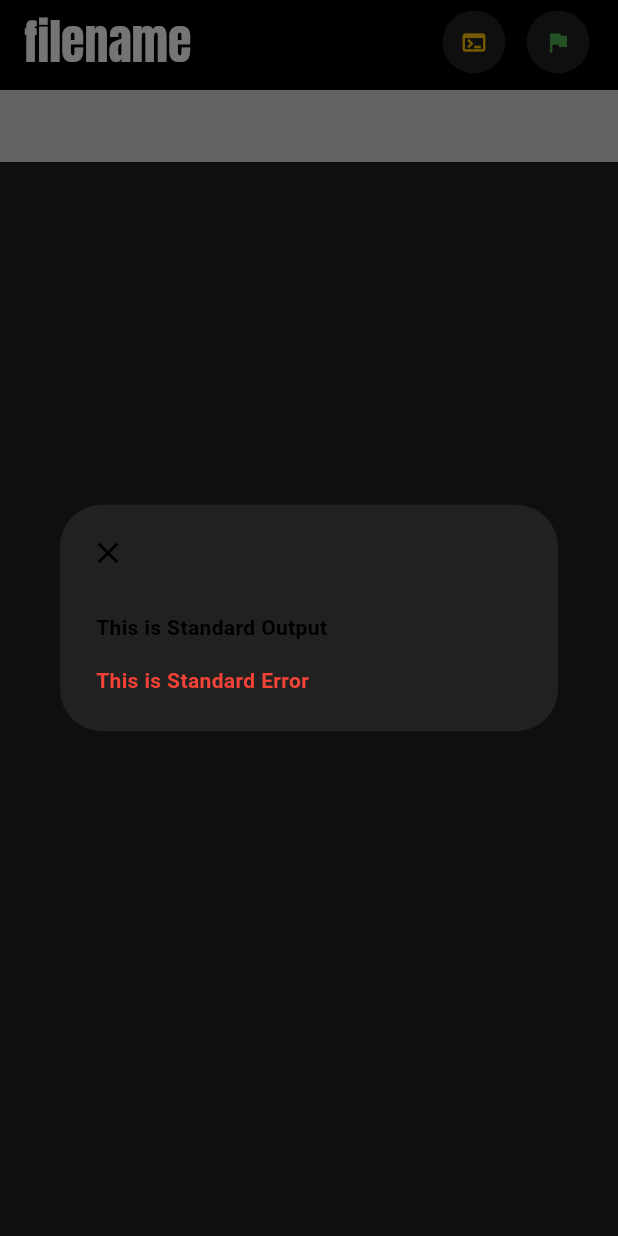
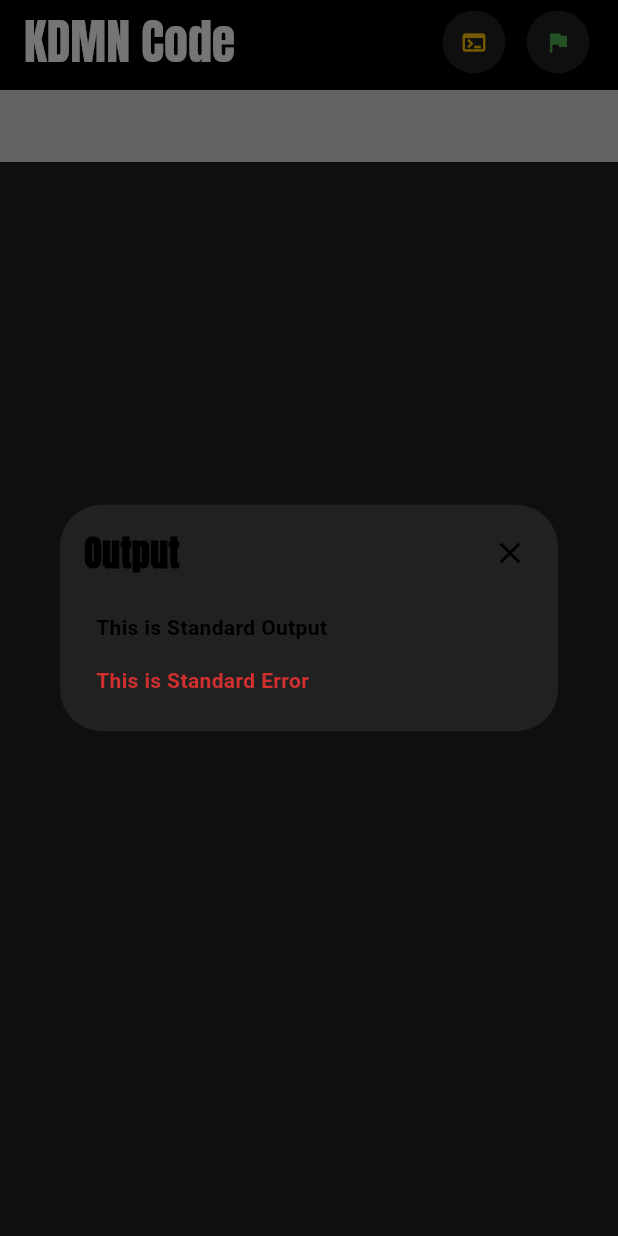
Before and after one commit to Itsuki54/saitamaICT, a Flutter app: the TextEditor screen opened directly, after a tap on the "terminal" icon, on a phone screen of 412 x 824 dp. Run offline on Flutter 3.47's test engine with Material 3 defaults, Android fonts, the light colour scheme and no system bars; our stand-ins replace flutter_highlight, google_fonts; missing offline and left inert: flutter_code_editor, highlight.

Commit message:
add: simplize

```diff
--- a/flutter/lib/app.dart
+++ b/flutter/lib/app.dart
@@ -1,6 +1,5 @@
 import 'package:flutter/material.dart';
 // Pages
-import 'package:KUDAMONOCode/pages/editor.dart';
 import 'package:KUDAMONOCode/pages/home.dart';
 
 class MyApp extends StatelessWidget {
@@ -26,7 +25,6 @@ class MyApp extends StatelessWidget {
         ),
         useMaterial3: true,
       ),
-      //home: const TextEditor(),
       home: const Home(),
       //home: const Settings(),
     );
--- a/flutter/lib/components/editor_appbar.dart
+++ b/flutter/lib/components/editor_appbar.dart
@@ -30,7 +30,7 @@ class EditorAppBarState extends State<EditorAppBar> {
     return AppBar(
       automaticallyImplyLeading: false,
       title: Row(crossAxisAlignment: CrossAxisAlignment.center, children: [
-        Text("filename",
+        Text("KDMN Code",
             style: GoogleFonts.anton(
                 fontSize: 32, color: Theme.of(context).colorScheme.onPrimary)),
         const Expanded(child: SizedBox()),
--- a/flutter/lib/components/output_dialog.dart
+++ b/flutter/lib/components/output_dialog.dart
@@ -1,4 +1,5 @@
 import 'package:flutter/material.dart';
+import 'package:google_fonts/google_fonts.dart';
 
 class OutputDialog extends StatelessWidget {
   const OutputDialog({
@@ -19,7 +20,14 @@ class OutputDialog extends StatelessWidget {
                 mainAxisSize: MainAxisSize.min,
                 mainAxisAlignment: MainAxisAlignment.center,
                 children: <Widget>[
-                  const Row(children: [CloseButton()]),
+                  Row(children: [
+                    const SizedBox(width: 8),
+                    Text("Output",
+                        style: GoogleFonts.anton(
+                            fontSize: 24, fontWeight: FontWeight.bold)),
+                    const Expanded(child: SizedBox()),
+                    const CloseButton(),
+                  ]),
                   Padding(
                       padding: const EdgeInsets.all(8.0),
                       child: Column(children: [
@@ -35,9 +43,9 @@ class OutputDialog extends StatelessWidget {
                               const SizedBox(height: 15),
                               Row(children: [
                                 Text(stderr,
-                                    style: const TextStyle(
+                                    style: TextStyle(
                                         fontWeight: FontWeight.bold,
-                                        color: Colors.red))
+                                        color: Colors.red.shade700))
                               ]),
                             ],
                           ),
--- a/flutter/lib/pages/editor.dart
+++ b/flutter/lib/pages/editor.dart
@@ -1,3 +1,4 @@
+import 'package:KUDAMONOCode/components/output_dialog.dart';
 import 'package:flutter/material.dart';
 // UI Components
 import 'package:KUDAMONOCode/components/code_editor.dart';
@@ -22,40 +23,8 @@ class TextEditorState extends State<TextEditor> {
       appBar: EditorAppBar(
         isTerminal: () {
           showDialog(
-            context: context,
-            builder: (builder) => Dialog(
-                child: Padding(
-                    padding: const EdgeInsets.all(8.0),
-                    child: Column(
-                        mainAxisSize: MainAxisSize.min,
-                        mainAxisAlignment: MainAxisAlignment.center,
-                        children: <Widget>[
-                          const Row(children: [CloseButton()]),
-                          Padding(
-                              padding: const EdgeInsets.all(8.0),
-                              child: Column(children: [
-                                Padding(
-                                  padding: const EdgeInsets.all(8.0),
-                                  child: Column(
-                                    children: [
-                                      Row(children: [
-                                        Text(std,
-                                            style: const TextStyle(
-                                                fontWeight: FontWeight.bold))
-                                      ]),
-                                      const SizedBox(height: 15),
-                                      Row(children: [
-                                        Text(stderr,
-                                            style: const TextStyle(
-                                                fontWeight: FontWeight.bold,
-                                                color: Colors.red))
-                                      ]),
-                                    ],
-                                  ),
-                                ),
-                              ])),
-                        ]))),
-          );
+              context: context,
+              builder: (builder) => OutputDialog(std: std, stderr: stderr));
         },
         isExec: () {},
       ),
--- a/flutter/lib/pages/home.dart
+++ b/flutter/lib/pages/home.dart
@@ -42,7 +42,6 @@ class HomeState extends State<Home> {
                       children: [
                         FileButton(
                           onPressed: () {
-                            print("Push");
                             Navigator.of(context).push(MaterialPageRoute(
                                 builder: (context) => const TextEditor()));
                           },
```
